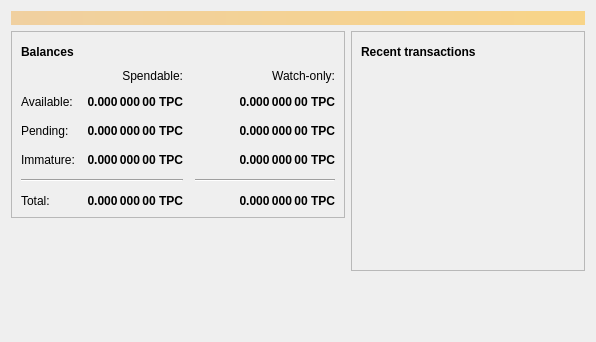
This is src/qt/forms/overviewpage.ui in chaintope/tapyrus-core as Qt 5 draws it before an edit. The edited form follows.
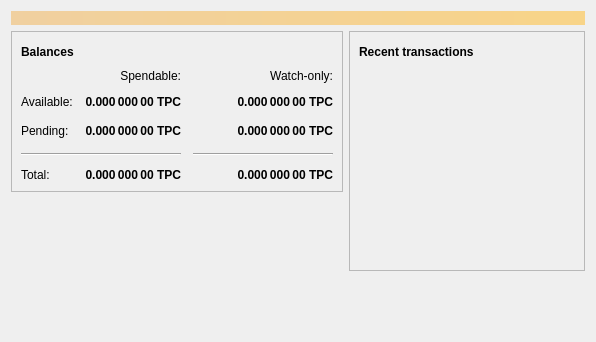
This is the edited form. Icons and pictures are not drawn.

Commit message: Removed Immature balance from overview page Remove Bech32 address from receive tab

```diff
--- a/src/qt/forms/overviewpage.ui
+++ b/src/qt/forms/overviewpage.ui
@@ -164,39 +164,14 @@
               </property>
              </widget>
             </item>
-            <item row="3" column="2">
-             <widget class="QLabel" name="labelWatchImmature">
-              <property name="font">
-               <font>
-                <weight>75</weight>
-                <bold>true</bold>
-               </font>
-              </property>
-              <property name="cursor">
-               <cursorShape>IBeamCursor</cursorShape>
-              </property>
-              <property name="toolTip">
-               <string>Mined balance in watch-only addresses that has not yet matured</string>
-              </property>
-              <property name="text">
-               <string notr="true">0.000 000 00 TPC</string>
-              </property>
-              <property name="alignment">
-               <set>Qt::AlignRight|Qt::AlignTrailing|Qt::AlignVCenter</set>
-              </property>
-              <property name="textInteractionFlags">
-               <set>Qt::LinksAccessibleByMouse|Qt::TextSelectableByKeyboard|Qt::TextSelectableByMouse</set>
-              </property>
-             </widget>
-            </item>
-            <item row="4" column="0" colspan="2">
+            <item row="3" column="0" colspan="2">
              <widget class="Line" name="line">
               <property name="orientation">
                <enum>Qt::Horizontal</enum>
               </property>
              </widget>
             </item>
-            <item row="4" column="2">
+            <item row="3" column="2">
              <widget class="Line" name="lineWatchBalance">
               <property name="sizePolicy">
                <sizepolicy hsizetype="Preferred" vsizetype="Fixed">
@@ -215,38 +190,13 @@
               </property>
              </widget>
             </item>
-            <item row="5" column="0">
+            <item row="4" column="0">
              <widget class="QLabel" name="labelTotalText">
               <property name="text">
                <string>Total:</string>
               </property>
              </widget>
             </item>
-            <item row="3" column="1">
-             <widget class="QLabel" name="labelImmature">
-              <property name="font">
-               <font>
-                <weight>75</weight>
-                <bold>true</bold>
-               </font>
-              </property>
-              <property name="cursor">
-               <cursorShape>IBeamCursor</cursorShape>
-              </property>
-              <property name="toolTip">
-               <string>Mined balance that has not yet matured</string>
-              </property>
-              <property name="text">
-               <string notr="true">0.000 000 00 TPC</string>
-              </property>
-              <property name="alignment">
-               <set>Qt::AlignRight|Qt::AlignTrailing|Qt::AlignVCenter</set>
-              </property>
-              <property name="textInteractionFlags">
-               <set>Qt::LinksAccessibleByMouse|Qt::TextSelectableByKeyboard|Qt::TextSelectableByMouse</set>
-              </property>
-             </widget>
-            </item>
             <item row="2" column="3">
              <spacer name="horizontalSpacer_2">
               <property name="orientation">
@@ -260,14 +210,7 @@
               </property>
              </spacer>
             </item>
-            <item row="3" column="0">
-             <widget class="QLabel" name="labelImmatureText">
-              <property name="text">
-               <string>Immature:</string>
-              </property>
-             </widget>
-            </item>
-            <item row="5" column="1">
+            <item row="4" column="1">
              <widget class="QLabel" name="labelTotal">
               <property name="font">
                <font>
@@ -292,7 +235,7 @@
               </property>
              </widget>
             </item>
-            <item row="5" column="2">
+            <item row="4" column="2">
              <widget class="QLabel" name="labelWatchTotal">
               <property name="font">
                <font>
```
The commit also changes 5 other files.
